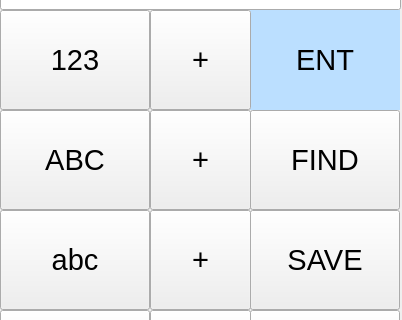
First picture: the form in PassGen_Des01.ui, repository itemerev/PassGen, before the edit; both pictures show x 0 to 402 and y 90 to 410 of the 402 by 600 pixel window.
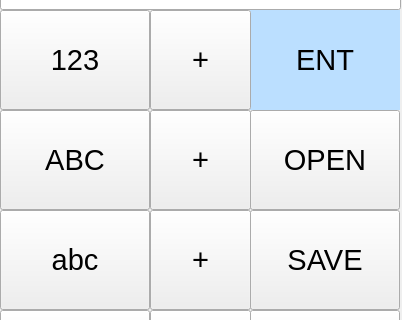
Second picture: the form after the edit.

Commit message: Кнопка FIND заменена на кнопку OPEN, которая открывает файл с результатами Создан класс PasswordsLibrary, инициализатор которого создает переменную с пустой (пока) библиотекой

The edit to the form file:
```diff
--- a/PassGen_Des01.ui
+++ b/PassGen_Des01.ui
@@ -288,7 +288,7 @@
 }</string>
     </property>
     <property name="text">
-     <string>FIND</string>
+     <string>OPEN</string>
     </property>
     <property name="checkable">
      <bool>false</bool>
```
Left out of the diff: 2 changed lines with no effect on the pictures. The commit also changes 1 other file.
